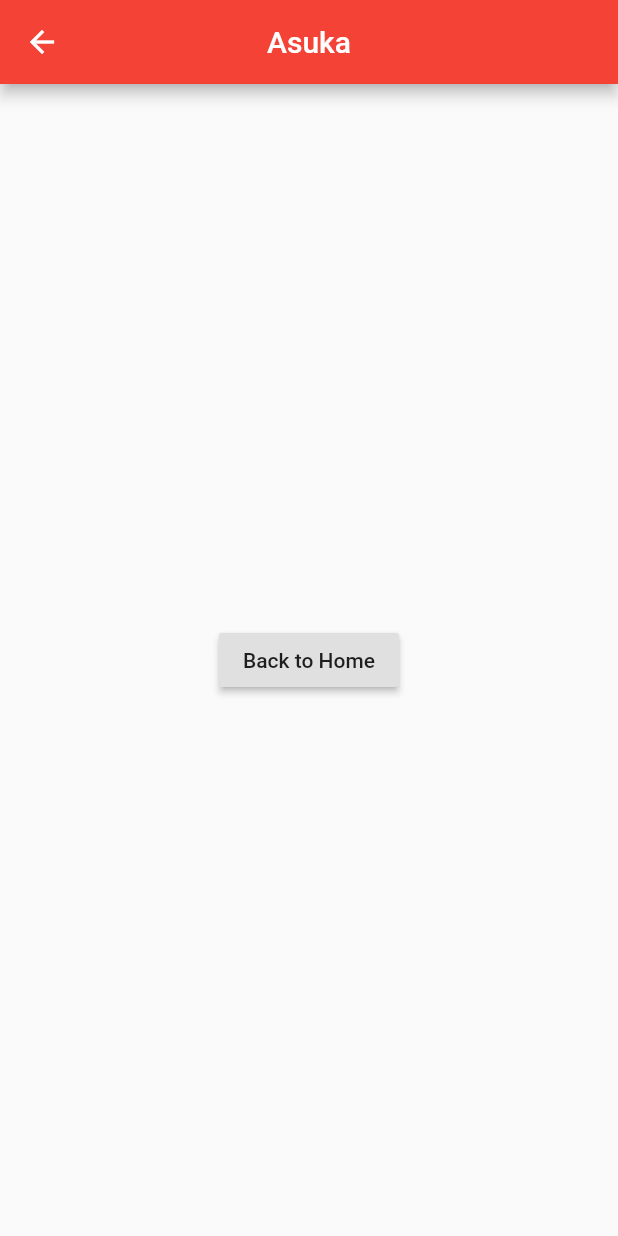
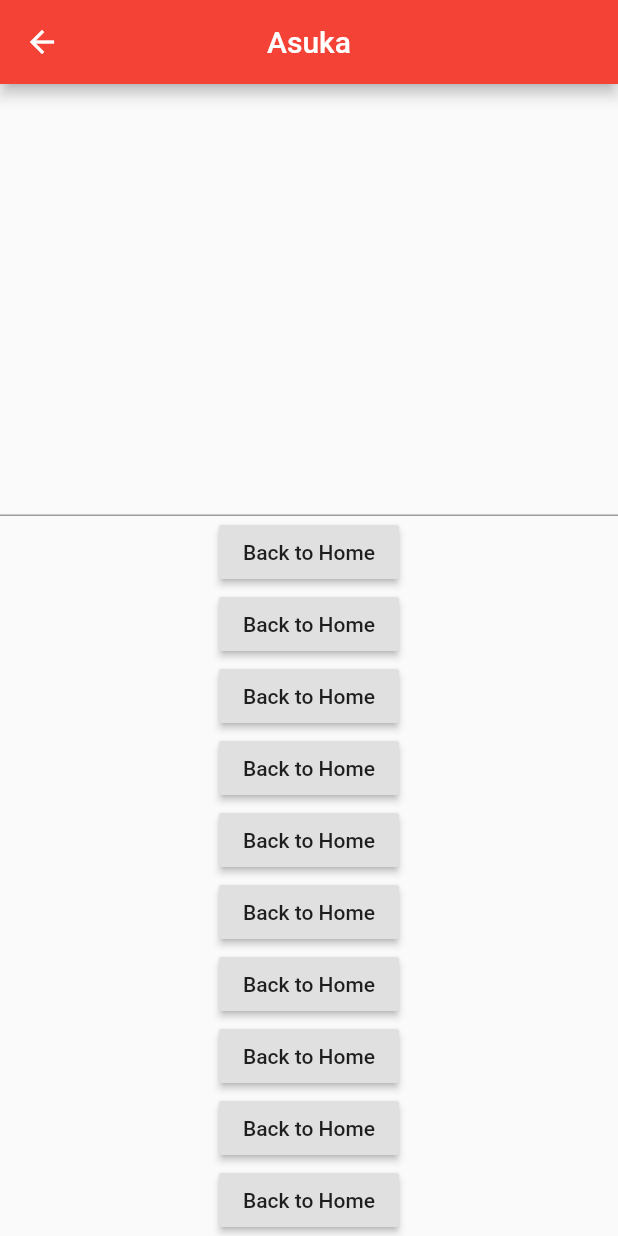
Before and after one commit to Flutterando/asuka, a Flutter app: the SecondPage screen opened directly, on a phone screen of 412 x 824 dp. Run offline on Flutter 3.47's test engine with Material 2 defaults, Android fonts, the phone set to English and light mode, and no system bars.

Commit message:
fix issue #1 closes

```diff
--- a/example/lib/src/second/second_page.dart
+++ b/example/lib/src/second/second_page.dart
@@ -13,17 +13,69 @@ class _SecondPageState extends State<SecondPage> {
   @override
   Widget build(BuildContext context) {
     return Scaffold(
+        resizeToAvoidBottomInset: false,
         appBar: AppBar(
           centerTitle: true,
           title: Text("Asuka"),
         ),
         body: Center(
-        child: RaisedButton(
+          child: Column(
+            mainAxisAlignment: MainAxisAlignment.end,
+            children: [
+              TextField(),
+              RaisedButton(
                   child: Text('Back to Home'),
                   onPressed: () {
                     Navigator.pop(context);
                   }),
+              RaisedButton(
+                  child: Text('Back to Home'),
+                  onPressed: () {
+                    Navigator.pop(context);
+                  }),
+              RaisedButton(
+                  child: Text('Back to Home'),
+                  onPressed: () {
+                    Navigator.pop(context);
+                  }),
+              RaisedButton(
+                  child: Text('Back to Home'),
+                  onPressed: () {
+                    Navigator.pop(context);
+                  }),
+              RaisedButton(
+                  child: Text('Back to Home'),
+                  onPressed: () {
+                    Navigator.pop(context);
+                  }),
+              RaisedButton(
+                  child: Text('Back to Home'),
+                  onPressed: () {
+                    Navigator.pop(context);
+                  }),
+              RaisedButton(
+                  child: Text('Back to Home'),
+                  onPressed: () {
+                    Navigator.pop(context);
+                  }),
+              RaisedButton(
+                  child: Text('Back to Home'),
+                  onPressed: () {
+                    Navigator.pop(context);
+                  }),
+              RaisedButton(
+                  child: Text('Back to Home'),
+                  onPressed: () {
+                    Navigator.pop(context);
+                  }),
+              RaisedButton(
+                  child: Text('Back to Home'),
+                  onPressed: () {
+                    Navigator.pop(context);
+                  }),
+
+            ],
           ),
-    );
+        ));
   }
 }
--- a/lib/src/asuka_singleton.dart
+++ b/lib/src/asuka_singleton.dart
@@ -195,6 +195,7 @@ class __BuildPageState extends State<_BuildPage> implements _ListenerInterface {
   @override
   Widget build(BuildContext context) {
     return material.Scaffold(
+      resizeToAvoidBottomInset: false,
       key: _keyScaff,
       body: widget.child,
     );
--- a/pubspec.yaml
+++ b/pubspec.yaml
@@ -1,6 +1,6 @@
 name: asuka
 description: Show Snackbars, dialogs, ModalSheets in a single provider. Simple and Clean.
-version: 1.0.0
+version: 1.0.1
 homepage: https://github.com/Flutterando/asuka
 
 environment:
```
Also changed, not shown: example/pubspec.lock, pubspec.lock, 1 other file. Lines whose indentation alone changed are shown as unchanged.
